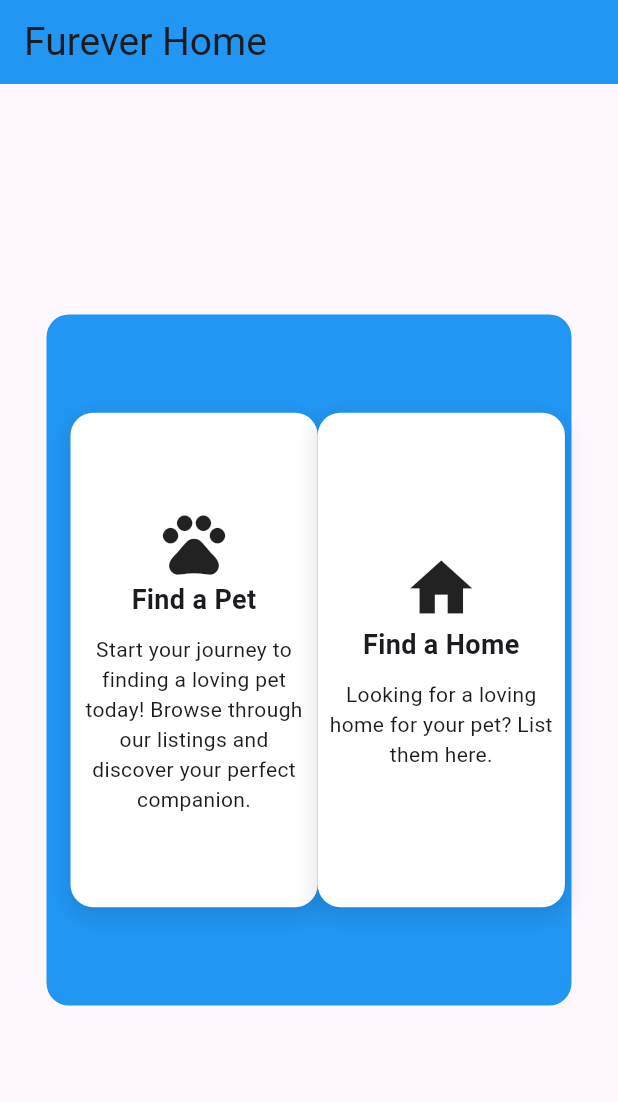
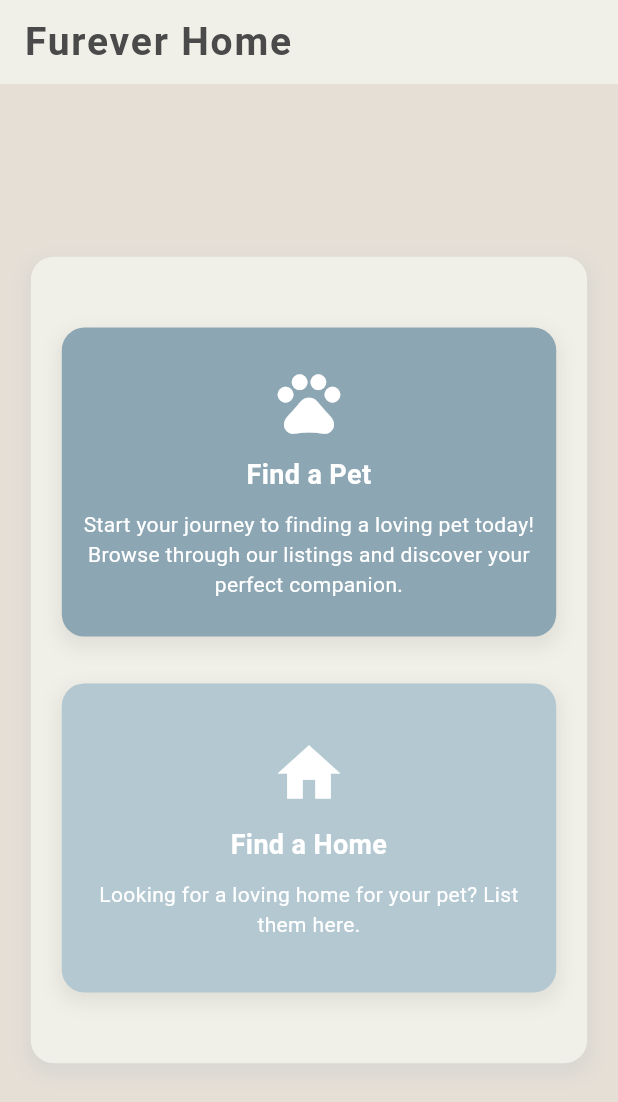
Before and after one commit to Sciege/CCC151, a Flutter app: the screen it shows after launch, on a phone screen of 412 x 824 dp. Shown: the top 1102 px of the screen. Run offline on Flutter 3.47's test engine with Material 3 defaults, Android fonts, the phone set to English and light mode, and no system bars; our stand-ins replace carousel_slider, firebase_auth, firebase_core, fluttertoast, image_picker; accounts and stored records are empty.

Commit message:
Enhanced UI and responsive

```diff
--- a/lib/authpage/authPage.dart
+++ b/lib/authpage/authPage.dart
@@ -1,6 +1,8 @@
 import 'package:flutter/material.dart';
 import 'package:fureverhome/authentication/signup/sign_up.dart';
 import 'package:fureverhome/users/guest_user.dart';
+
+import '../colors/appColors.dart';
 
 class AuthPage extends StatelessWidget {
   const AuthPage({super.key});
@@ -9,79 +11,120 @@ class AuthPage extends StatelessWidget {
   Widget build(BuildContext context) {
     return Scaffold(
       appBar: AppBar(
+        backgroundColor: AppColors.creamWhite,
         title: const Text(
           'Furever Home',
           style: TextStyle(
             fontSize: 26,
-            fontWeight: FontWeight.normal,
+            fontWeight: FontWeight.bold,
+            letterSpacing: 1.2,
+            color: AppColors.darkGray,
           ),
         ),
-        backgroundColor: Colors.blue,
       ),
-      body: Center(
+      body: Container(
+        color: AppColors.paleBeige,
+        child: Center(
           child: LayoutBuilder(
             builder: (context, constraints) {
-            double containerWidth = constraints.maxWidth > 400 ? 350 : constraints.maxWidth * 0.9;
-            double containerHeight = constraints.maxHeight * 0.6;
+              double containerWidth =
+              constraints.maxWidth > 600 ? 500 : constraints.maxWidth * 0.9;
+              double containerHeight = constraints.maxHeight * 0.7;
+              bool isWideScreen = constraints.maxWidth > 600;
 
               return Container(
                 height: containerHeight,
                 width: containerWidth,
                 padding: const EdgeInsets.all(16.0),
                 decoration: BoxDecoration(
-                color: Colors.blue,
+                  color: AppColors.creamWhite,
                   borderRadius: BorderRadius.circular(15),
-              ),
-              child: Row(
-                mainAxisAlignment: MainAxisAlignment.spaceEvenly,
-                children: [
-                  _buildAuthContainer(
-                    icon: Icon(Icons.pets_sharp, size: 50),
-                    context: context,
-                    title: 'Find a Pet',
-                    description: 'Start your journey to finding a loving pet today! Browse through our listings and discover your perfect companion.',
-                    onTap: () {
-                      Navigator.pushNamed(context, GuestUser.guestScreen);
-                    },
-                  ),
-                  _buildAuthContainer(
-                    icon: Icon(Icons.home, size: 50),
-                    context: context,
-                    title: 'Find a Home',
-                    description: 'Looking for a loving home for your pet? List them here.',
-                    onTap: () {
-                      Navigator.push(context, MaterialPageRoute(builder: (context) => SignUp()));
-                    },
+                  boxShadow: [
+                    BoxShadow(
+                      color: AppColors.darkBlueGray.withOpacity(0.15),
+                      spreadRadius: 2,
+                      blurRadius: 10,
+                      offset: const Offset(0, 5),
                     ),
                   ],
+                ),
+                child: isWideScreen
+                    ? Row(
+                  mainAxisAlignment: MainAxisAlignment.spaceEvenly,
+                  children: _buildAuthContainers(context, isWideScreen),
+                )
+                    : Column(
+                  mainAxisAlignment: MainAxisAlignment.spaceEvenly,
+                  children: _buildAuthContainers(context, isWideScreen),
                 ),
               );
             },
           ),
         ),
+      ),
     );
   }
 
+  List<Widget> _buildAuthContainers(BuildContext context, bool isWideScreen) {
+    return [
+      _buildAuthContainer(
+        icon: Icons.pets_sharp,
+        title: 'Find a Pet',
+        description:
+        'Start your journey to finding a loving pet today! Browse through our listings and discover your perfect companion.',
+        onTap: () {
+          Navigator.pushNamed(context, GuestUser.guestScreen);
+        },
+        isWideScreen: isWideScreen,
+        cardColor: AppColors.darkBlueGray,
+        context: context,
+      ),
+      _buildAuthContainer(
+        icon: Icons.home,
+        title: 'Find a Home',
+        description: 'Looking for a loving home for your pet? List them here.',
+        onTap: () {
+          Navigator.push(
+              context, MaterialPageRoute(builder: (context) => SignUp()));
+        },
+        isWideScreen: isWideScreen,
+        cardColor: AppColors.mediumBlueGray,
+        context: context,
+      ),
+    ];
+  }
+
   Widget _buildAuthContainer({
-    required Icon icon,
-    required BuildContext context,
+    required IconData icon,
     required String title,
     required String description,
     required VoidCallback onTap,
+    required bool isWideScreen,
+    required BuildContext context,
+    required Color cardColor,
   }) {
+    double width = isWideScreen
+        ? MediaQuery.of(context).size.width * 0.35
+        : MediaQuery.of(context).size.width * 0.8;
+
+    double height = isWideScreen
+        ? MediaQuery.of(context).size.height * 0.4
+        : MediaQuery.of(context).size.height * 0.25;
+
     return InkWell(
       onTap: onTap,
+      borderRadius: BorderRadius.circular(15),
+      splashColor: AppColors.gold.withOpacity(0.3),
       child: Container(
-        ///Added MediaQuery for responsive
-        height: MediaQuery.of(context).size.height * 0.4,
-        width: MediaQuery.of(context).size.width * 0.4,
-        padding: const EdgeInsets.all(8.0),
+        height: height,
+        width: width,
+        padding: const EdgeInsets.all(12.0),
         decoration: BoxDecoration(
-          color: Colors.white,
+          color: cardColor,
           borderRadius: BorderRadius.circular(15),
           boxShadow: [
             BoxShadow(
-              color: Colors.black.withOpacity(0.1),
+              color: AppColors.darkGray.withOpacity(0.1),
               spreadRadius: 2,
               blurRadius: 10,
               offset: const Offset(0, 5),
@@ -92,20 +135,25 @@ class AuthPage extends StatelessWidget {
         child: Column(
           mainAxisAlignment: MainAxisAlignment.center,
           children: [
-            icon,
+            Icon(icon, size: isWideScreen ? 60 : 50, color: AppColors.white),
+            const SizedBox(height: 10),
             Text(
               title,
               textAlign: TextAlign.center,
-              style: const TextStyle(
-                fontSize: 18,
+              style: TextStyle(
+                fontSize: isWideScreen ? 22 : 18,
                 fontWeight: FontWeight.bold,
+                color: AppColors.white,
               ),
             ),
             const SizedBox(height: 10),
             Text(
               description,
               textAlign: TextAlign.center,
-              style: const TextStyle(fontSize: 14),
+              style: TextStyle(
+                fontSize: isWideScreen ? 16 : 14,
+                color: AppColors.white,
+              ),
             ),
           ],
         ),
--- /dev/null
+++ b/lib/colors/appColors.dart
@@ -0,0 +1,19 @@
+import 'package:flutter/material.dart';
+
+class AppColors {
+  // Main colors from the palette
+  static const Color darkBlueGray = Color(0xFF8CA6B3);  // Top color
+  static const Color mediumBlueGray = Color(0xFFB3C8D1); // Second color
+  static const Color paleBeige = Color(0xFFE5DFD6);     // Third color
+  static const Color creamWhite = Color(0xFFF1F0E8);    // Bottom color
+
+  // Additional colors for UI elements
+  static const Color darkGray = Color(0xFF4A4A4A);      // For text
+  static const Color white = Color(0xFFFFFFFF);
+  static const Color gold = Color(0xFFC7A17A);          // Accent color for CTA
+
+  // Utility colors
+  static const Color errorRed = Color(0xFFD65757);
+  static const Color successGreen = Color(0xFF6B9E7E);
+  static const Color disabledGray = Color(0xFFD9D9D9);
+}
```
Also changed, not shown: lib/users/guest_user.dart (+98 -58 lines). Lines whose indentation alone changed are shown as unchanged.
